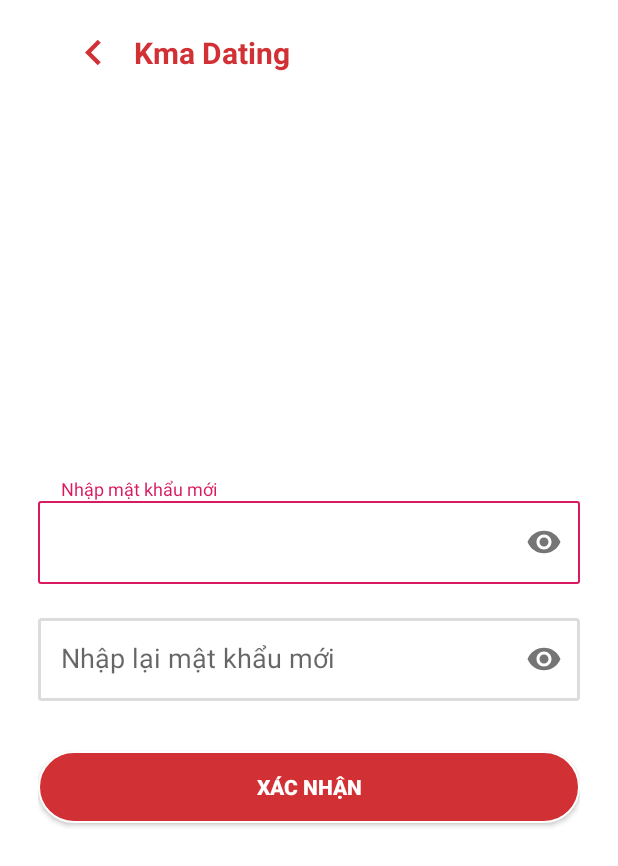
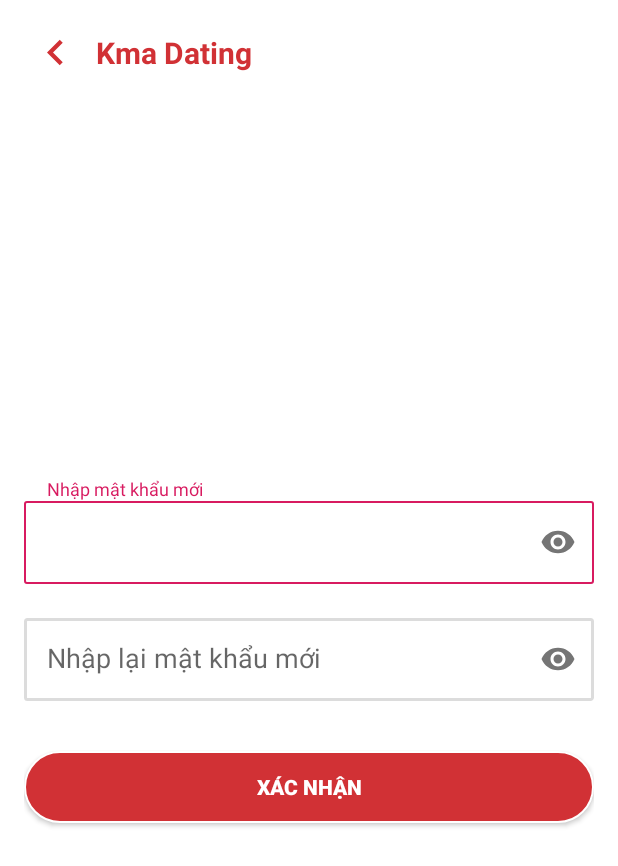
Before and after one commit to anhlong01/dating-app, an Android app: the ChangePassword screen opened directly, with no data from a screen before it, on a phone screen of 412 x 824 dp. Shown: the top 866 px of the screen. Run offline under Robolectric (Android 15) with nearby library versions, the phone set to English and light mode, and no system bars; our stand-ins replace Firebase (no records; nobody signed in at launch, a user with empty details on screens opened directly).

Commit message:
update error change password

```diff
--- a/app/src/main/java/com/quintus/labs/datingapp/Profile/ChangePassword.java
+++ b/app/src/main/java/com/quintus/labs/datingapp/Profile/ChangePassword.java
@@ -15,6 +15,7 @@ import android.view.LayoutInflater;
 import android.view.View;
 import android.widget.Button;
 import android.widget.EditText;
+import android.widget.ImageButton;
 import android.widget.TextView;
 import android.widget.Toast;
 
@@ -36,6 +37,7 @@ public class ChangePassword extends AppCompatActivity {
 
     private static final String TAG = "ChangePasswordActivity";
     private Context mContext;
+    private ImageButton back;
     private String passwordNew, passwordNew2;
     private EditText mPasswordNew, mPasswordNew2;
     private TextView loadingPleaseWait;
@@ -53,6 +55,7 @@ public class ChangePassword extends AppCompatActivity {
         mPasswordNew = findViewById(R.id.input_password_new);
         mPasswordNew2 = findViewById(R.id.reinput_password_new);
         changePasswordConfirmBtn = findViewById(R.id.btn_confirm_change_password);
+        back = findViewById(R.id.back);
 
 
         changePasswordConfirmBtn.setOnClickListener(new View.OnClickListener() {
@@ -61,6 +64,13 @@ public class ChangePassword extends AppCompatActivity {
                 if(checkPassword()){
                     changePassword(passwordNew);
                 }
+            }
+        });
+
+        back.setOnClickListener(new View.OnClickListener() {
+            @Override
+            public void onClick(View v) {
+                onBackPressed();
             }
         });
     }
--- a/app/src/main/res/layout/activity_change_password.xml
+++ b/app/src/main/res/layout/activity_change_password.xml
@@ -23,9 +23,7 @@
             android:layout_width="match_parent"
             android:layout_height="match_parent"
             android:background="@color/white"
-            android:orientation="vertical"
-            android:paddingLeft="25dp"
-            android:paddingRight="25dp">
+            android:orientation="vertical">
 
             <!--<include layout="@layout/layout_top_navigation_back"/>-->
             <include layout="@layout/layout_top_navigation_back" />
@@ -34,6 +32,8 @@
                 android:layout_width="match_parent"
                 android:layout_height="match_parent"
                 android:gravity="center"
+                android:layout_marginLeft="16dp"
+                android:layout_marginRight="16dp"
                 android:orientation="vertical">
 
 
--- a/app/src/main/res/layout/activity_profile.xml
+++ b/app/src/main/res/layout/activity_profile.xml
@@ -60,7 +60,7 @@
                 android:layout_width="wrap_content"
                 android:layout_height="wrap_content"
                 android:layout_centerHorizontal="true"
-                android:text="Johny Dang"
+                android:text="Users"
                 android:textColor="@android:color/black"
                 android:textSize="20sp" />
 
--- a/app/src/main/res/layout/activity_settings.xml
+++ b/app/src/main/res/layout/activity_settings.xml
@@ -328,7 +328,7 @@
                         android:layout_height="wrap_content"
                         android:gravity="center"
                         android:padding="10dp"
-                        android:text="Chia sẻ Timo Lover"
+                        android:text="Chia sẻ Kma Dating"
                         android:textSize="20dp" />
 
                     <TextView
```
Also changed, not shown: 1 other file.
